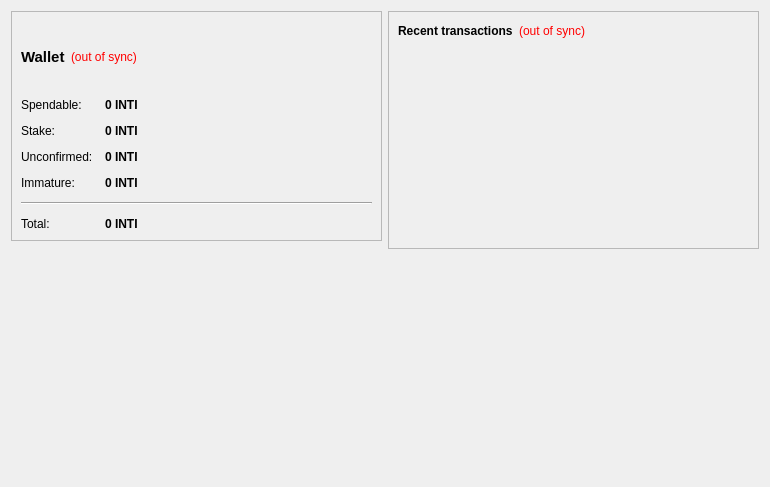
Old version of the form src/qt/forms/overviewpage.ui in the repository INTICOIN/INTICOIN.
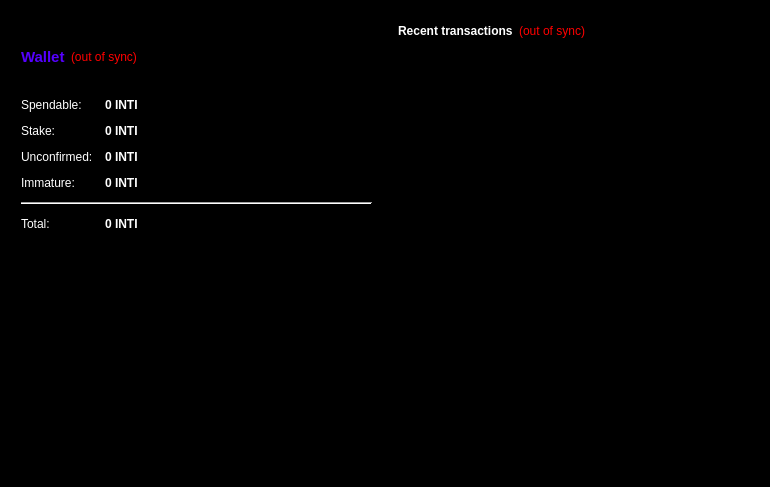
New version of the form. Icons and pictures are not drawn.

What changed in the file:
```diff
--- a/src/qt/forms/overviewpage.ui
+++ b/src/qt/forms/overviewpage.ui
@@ -10,6 +10,124 @@
     <height>487</height>
    </rect>
   </property>
+  <property name="palette">
+   <palette>
+    <active>
+     <colorrole role="Text">
+      <brush brushstyle="SolidPattern">
+       <color alpha="255">
+        <red>255</red>
+        <green>255</green>
+        <blue>255</blue>
+       </color>
+      </brush>
+     </colorrole>
+     <colorrole role="Base">
+      <brush brushstyle="SolidPattern">
+       <color alpha="255">
+        <red>255</red>
+        <green>255</green>
+        <blue>255</blue>
+       </color>
+      </brush>
+     </colorrole>
+     <colorrole role="Window">
+      <brush brushstyle="SolidPattern">
+       <color alpha="255">
+        <red>0</red>
+        <green>0</green>
+        <blue>0</blue>
+       </color>
+      </brush>
+     </colorrole>
+     <colorrole role="PlaceholderText">
+      <brush brushstyle="SolidPattern">
+       <color alpha="128">
+        <red>255</red>
+        <green>255</green>
+        <blue>255</blue>
+       </color>
+      </brush>
+     </colorrole>
+    </active>
+    <inactive>
+     <colorrole role="Text">
+      <brush brushstyle="SolidPattern">
+       <color alpha="255">
+        <red>255</red>
+        <green>255</green>
+        <blue>255</blue>
+       </color>
+      </brush>
+     </colorrole>
+     <colorrole role="Base">
+      <brush brushstyle="SolidPattern">
+       <color alpha="255">
+        <red>255</red>
+        <green>255</green>
+        <blue>255</blue>
+       </color>
+      </brush>
+     </colorrole>
+     <colorrole role="Window">
+      <brush brushstyle="SolidPattern">
+       <color alpha="255">
+        <red>0</red>
+        <green>0</green>
+        <blue>0</blue>
+       </color>
+      </brush>
+     </colorrole>
+     <colorrole role="PlaceholderText">
+      <brush brushstyle="SolidPattern">
+       <color alpha="128">
+        <red>255</red>
+        <green>255</green>
+        <blue>255</blue>
+       </color>
+      </brush>
+     </colorrole>
+    </inactive>
+    <disabled>
+     <colorrole role="Text">
+      <brush brushstyle="SolidPattern">
+       <color alpha="255">
+        <red>120</red>
+        <green>120</green>
+        <blue>120</blue>
+       </color>
+      </brush>
+     </colorrole>
+     <colorrole role="Base">
+      <brush brushstyle="SolidPattern">
+       <color alpha="255">
+        <red>0</red>
+        <green>0</green>
+        <blue>0</blue>
+       </color>
+      </brush>
+     </colorrole>
+     <colorrole role="Window">
+      <brush brushstyle="SolidPattern">
+       <color alpha="255">
+        <red>0</red>
+        <green>0</green>
+        <blue>0</blue>
+       </color>
+      </brush>
+     </colorrole>
+     <colorrole role="PlaceholderText">
+      <brush brushstyle="SolidPattern">
+       <color alpha="128">
+        <red>0</red>
+        <green>0</green>
+        <blue>0</blue>
+       </color>
+      </brush>
+     </colorrole>
+    </disabled>
+   </palette>
+  </property>
   <property name="windowTitle">
    <string>Form</string>
   </property>
@@ -18,6 +136,43 @@
     <layout class="QVBoxLayout" name="verticalLayout_2">
      <item>
       <widget class="QFrame" name="frame">
+       <property name="palette">
+        <palette>
+         <active>
+          <colorrole role="WindowText">
+           <brush brushstyle="SolidPattern">
+            <color alpha="255">
+             <red>255</red>
+             <green>255</green>
+             <blue>255</blue>
+            </color>
+           </brush>
+          </colorrole>
+         </active>
+         <inactive>
+          <colorrole role="WindowText">
+           <brush brushstyle="SolidPattern">
+            <color alpha="255">
+             <red>255</red>
+             <green>255</green>
+             <blue>255</blue>
+            </color>
+           </brush>
+          </colorrole>
+         </inactive>
+         <disabled>
+          <colorrole role="WindowText">
+           <brush brushstyle="SolidPattern">
+            <color alpha="255">
+             <red>120</red>
+             <green>120</green>
+             <blue>120</blue>
+            </color>
+           </brush>
+          </colorrole>
+         </disabled>
+        </palette>
+       </property>
        <property name="frameShape">
         <enum>QFrame::StyledPanel</enum>
        </property>
@@ -29,6 +184,43 @@
          <layout class="QHBoxLayout" name="horizontalLayout_4">
           <item>
            <widget class="QLabel" name="label_5">
+            <property name="palette">
+             <palette>
+              <active>
+               <colorrole role="WindowText">
+                <brush brushstyle="SolidPattern">
+                 <color alpha="255">
+                  <red>85</red>
+                  <green>0</green>
+                  <blue>255</blue>
+                 </color>
+                </brush>
+               </colorrole>
+              </active>
+              <inactive>
+               <colorrole role="WindowText">
+                <brush brushstyle="SolidPattern">
+                 <color alpha="255">
+                  <red>85</red>
+                  <green>0</green>
+                  <blue>255</blue>
+                 </color>
+                </brush>
+               </colorrole>
+              </inactive>
+              <disabled>
+               <colorrole role="WindowText">
+                <brush brushstyle="SolidPattern">
+                 <color alpha="255">
+                  <red>120</red>
+                  <green>120</green>
+                  <blue>120</blue>
+                 </color>
+                </brush>
+               </colorrole>
+              </disabled>
+             </palette>
+            </property>
             <property name="font">
              <font>
               <pointsize>11</pointsize>
@@ -85,6 +277,43 @@
           </property>
           <item row="0" column="0">
            <widget class="QLabel" name="label">
+            <property name="palette">
+             <palette>
+              <active>
+               <colorrole role="WindowText">
+                <brush brushstyle="SolidPattern">
+                 <color alpha="255">
+                  <red>255</red>
+                  <green>255</green>
+                  <blue>255</blue>
+                 </color>
+                </brush>
+               </colorrole>
+              </active>
+              <inactive>
+               <colorrole role="WindowText">
+                <brush brushstyle="SolidPattern">
+                 <color alpha="255">
+                  <red>255</red>
+                  <green>255</green>
+                  <blue>255</blue>
+                 </color>
+                </brush>
+               </colorrole>
+              </inactive>
+              <disabled>
+               <colorrole role="WindowText">
+                <brush brushstyle="SolidPattern">
+                 <color alpha="255">
+                  <red>120</red>
+                  <green>120</green>
+                  <blue>120</blue>
+                 </color>
+                </brush>
+               </colorrole>
+              </disabled>
+             </palette>
+            </property>
             <property name="text">
              <string>Spendable:</string>
             </property>
@@ -92,6 +321,43 @@
           </item>
           <item row="0" column="1">
            <widget class="QLabel" name="labelBalance">
+            <property name="palette">
+             <palette>
+              <active>
+               <colorrole role="WindowText">
+                <brush brushstyle="SolidPattern">
+                 <color alpha="255">
+                  <red>255</red>
+                  <green>255</green>
+                  <blue>255</blue>
+                 </color>
+                </brush>
+               </colorrole>
+              </active>
+              <inactive>
+               <colorrole role="WindowText">
+                <brush brushstyle="SolidPattern">
+                 <color alpha="255">
+                  <red>255</red>
+                  <green>255</green>
+                  <blue>255</blue>
+                 </color>
+                </brush>
+               </colorrole>
+              </inactive>
+              <disabled>
+               <colorrole role="WindowText">
+                <brush brushstyle="SolidPattern">
+                 <color alpha="255">
+                  <red>120</red>
+                  <green>120</green>
+                  <blue>120</blue>
+                 </color>
+                </brush>
+               </colorrole>
+              </disabled>
+             </palette>
+            </property>
             <property name="font">
              <font>
               <weight>75</weight>
@@ -114,6 +380,43 @@
           </item>
           <item row="1" column="0">
            <widget class="QLabel" name="label_stake">
+            <property name="palette">
+             <palette>
+              <active>
+               <colorrole role="WindowText">
+                <brush brushstyle="SolidPattern">
+                 <color alpha="255">
+                  <red>255</red>
+                  <green>255</green>
+                  <blue>255</blue>
+                 </color>
+                </brush>
+               </colorrole>
+              </active>
+              <inactive>
+               <colorrole role="WindowText">
+                <brush brushstyle="SolidPattern">
+                 <color alpha="255">
+                  <red>255</red>
+                  <green>255</green>
+                  <blue>255</blue>
+                 </color>
+                </brush>
+               </colorrole>
+              </inactive>
+              <disabled>
+               <colorrole role="WindowText">
+                <brush brushstyle="SolidPattern">
+                 <color alpha="255">
+                  <red>120</red>
+                  <green>120</green>
+                  <blue>120</blue>
+                 </color>
+                </brush>
+               </colorrole>
+              </disabled>
+             </palette>
+            </property>
             <property name="text">
              <string>Stake:</string>
             </property>
@@ -121,6 +424,43 @@
           </item>
           <item row="1" column="1">
            <widget class="QLabel" name="labelStake">
+            <property name="palette">
+             <palette>
+              <active>
+               <colorrole role="WindowText">
+                <brush brushstyle="SolidPattern">
+                 <color alpha="255">
+                  <red>255</red>
+                  <green>255</green>
+                  <blue>255</blue>
+                 </color>
+                </brush>
+               </colorrole>
+              </active>
+              <inactive>
+               <colorrole role="WindowText">
+                <brush brushstyle="SolidPattern">
+                 <color alpha="255">
+                  <red>255</red>
+                  <green>255</green>
+                  <blue>255</blue>
+                 </color>
+                </brush>
+               </colorrole>
+              </inactive>
+              <disabled>
+               <colorrole role="WindowText">
+                <brush brushstyle="SolidPattern">
+                 <color alpha="255">
+                  <red>120</red>
+                  <green>120</green>
+                  <blue>120</blue>
+                 </color>
+                </brush>
+               </colorrole>
+              </disabled>
+             </palette>
+            </property>
             <property name="font">
              <font>
               <weight>75</weight>
@@ -143,6 +483,43 @@
           </item>
           <item row="2" column="0">
            <widget class="QLabel" name="label_3">
+            <property name="palette">
+             <palette>
+              <active>
+               <colorrole role="WindowText">
+                <brush brushstyle="SolidPattern">
+                 <color alpha="255">
+                  <red>255</red>
+                  <green>255</green>
+                  <blue>255</blue>
+                 </color>
+                </brush>
+               </colorrole>
+              </active>
+              <inactive>
+               <colorrole role="WindowText">
+                <brush brushstyle="SolidPattern">
+                 <color alpha="255">
+                  <red>255</red>
+                  <green>255</green>
+                  <blue>255</blue>
+                 </color>
+                </brush>
+               </colorrole>
+              </inactive>
+              <disabled>
+               <colorrole role="WindowText">
+                <brush brushstyle="SolidPattern">
+                 <color alpha="255">
+                  <red>120</red>
+                  <green>120</green>
+                  <blue>120</blue>
+                 </color>
+                </brush>
+               </colorrole>
+              </disabled>
+             </palette>
+            </property>
             <property name="text">
              <string>Unconfirmed:</string>
             </property>
@@ -150,6 +527,43 @@
           </item>
           <item row="2" column="1">
            <widget class="QLabel" name="labelUnconfirmed">
+            <property name="palette">
+             <palette>
+              <active>
+               <colorrole role="WindowText">
+                <brush brushstyle="SolidPattern">
+                 <color alpha="255">
+                  <red>255</red>
+                  <green>255</green>
+                  <blue>255</blue>
+                 </color>
+                </brush>
+               </colorrole>
+              </active>
+              <inactive>
+               <colorrole role="WindowText">
+                <brush brushstyle="SolidPattern">
+                 <color alpha="255">
+                  <red>255</red>
+                  <green>255</green>
+                  <blue>255</blue>
+                 </color>
+                </brush>
+               </colorrole>
+              </inactive>
+              <disabled>
+               <colorrole role="WindowText">
+                <brush brushstyle="SolidPattern">
+                 <color alpha="255">
+                  <red>120</red>
+                  <green>120</green>
+                  <blue>120</blue>
+                 </color>
+                </brush>
+               </colorrole>
+              </disabled>
+             </palette>
+            </property>
             <property name="font">
              <font>
               <weight>75</weight>
@@ -172,6 +586,43 @@
           </item>
           <item row="3" column="0">
            <widget class="QLabel" name="labelImmatureText">
+            <property name="palette">
+             <palette>
+              <active>
+               <colorrole role="WindowText">
+                <brush brushstyle="SolidPattern">
+                 <color alpha="255">
+                  <red>255</red>
+                  <green>255</green>
+                  <blue>255</blue>
+                 </color>
+                </brush>
+               </colorrole>
+              </active>
+              <inactive>
+               <colorrole role="WindowText">
+                <brush brushstyle="SolidPattern">
+                 <color alpha="255">
+                  <red>255</red>
+                  <green>255</green>
+                  <blue>255</blue>
+                 </color>
+                </brush>
+               </colorrole>
+              </inactive>
+              <disabled>
+               <colorrole role="WindowText">
+                <brush brushstyle="SolidPattern">
+                 <color alpha="255">
+                  <red>120</red>
+                  <green>120</green>
+                  <blue>120</blue>
+                 </color>
+                </brush>
+               </colorrole>
+              </disabled>
+             </palette>
+            </property>
             <property name="text">
              <string>Immature:</string>
             </property>
@@ -179,6 +630,43 @@
           </item>
           <item row="3" column="1">
            <widget class="QLabel" name="labelImmature">
+            <property name="palette">
+             <palette>
+              <active>
+               <colorrole role="WindowText">
+                <brush brushstyle="SolidPattern">
+                 <color alpha="255">
+                  <red>255</red>
+                  <green>255</green>
+                  <blue>255</blue>
+                 </color>
+                </brush>
+               </colorrole>
+              </active>
+              <inactive>
+               <colorrole role="WindowText">
+                <brush brushstyle="SolidPattern">
+                 <color alpha="255">
+                  <red>255</red>
+                  <green>255</green>
+                  <blue>255</blue>
+                 </color>
+                </brush>
+               </colorrole>
+              </inactive>
+              <disabled>
+               <colorrole role="WindowText">
+                <brush brushstyle="SolidPattern">
+                 <color alpha="255">
+                  <red>120</red>
+                  <green>120</green>
+                  <blue>120</blue>
+                 </color>
+                </brush>
+               </colorrole>
+              </disabled>
+             </palette>
+            </property>
             <property name="font">
              <font>
               <weight>75</weight>
@@ -198,6 +686,43 @@
           </item>
           <item row="4" column="0" colspan="2">
            <widget class="Line" name="line">
+            <property name="palette">
+             <palette>
+              <active>
+               <colorrole role="WindowText">
+                <brush brushstyle="SolidPattern">
+                 <color alpha="255">
+                  <red>255</red>
+                  <green>255</green>
+                  <blue>255</blue>
+                 </color>
+                </brush>
+               </colorrole>
+              </active>
+              <inactive>
+               <colorrole role="WindowText">
+                <brush brushstyle="SolidPattern">
+                 <color alpha="255">
+                  <red>255</red>
+                  <green>255</green>
+                  <blue>255</blue>
+                 </color>
+                </brush>
+               </colorrole>
+              </inactive>
+              <disabled>
+               <colorrole role="WindowText">
+                <brush brushstyle="SolidPattern">
+                 <color alpha="255">
+                  <red>120</red>
+                  <green>120</green>
+                  <blue>120</blue>
+                 </color>
+                </brush>
+               </colorrole>
+              </disabled>
+             </palette>
+            </property>
             <property name="orientation">
              <enum>Qt::Horizontal</enum>
             </property>
@@ -205,6 +730,43 @@
           </item>
           <item row="5" column="0">
            <widget class="QLabel" name="labelTotalText">
+            <property name="palette">
+             <palette>
+              <active>
+               <colorrole role="WindowText">
+                <brush brushstyle="SolidPattern">
+                 <color alpha="255">
+                  <red>255</red>
+                  <green>255</green>
+                  <blue>255</blue>
+                 </color>
+                </brush>
+               </colorrole>
+              </active>
+              <inactive>
+               <colorrole role="WindowText">
+                <brush brushstyle="SolidPattern">
+                 <color alpha="255">
+                  <red>255</red>
+                  <green>255</green>
+                  <blue>255</blue>
+                 </color>
+                </brush>
+               </colorrole>
+              </inactive>
+              <disabled>
+               <colorrole role="WindowText">
+                <brush brushstyle="SolidPattern">
+                 <color alpha="255">
+                  <red>120</red>
+                  <green>120</green>
+                  <blue>120</blue>
+                 </color>
+                </brush>
+               </colorrole>
+              </disabled>
+             </palette>
+            </property>
             <property name="text">
              <string>Total:</string>
             </property>
@@ -212,6 +774,43 @@
           </item>
           <item row="5" column="1">
            <widget class="QLabel" name="labelTotal">
+            <property name="palette">
+             <palette>
+              <active>
+               <colorrole role="WindowText">
+                <brush brushstyle="SolidPattern">
+                 <color alpha="255">
+                  <red>255</red>
+                  <green>255</green>
+                  <blue>255</blue>
+                 </color>
+                </brush>
+               </colorrole>
+              </active>
+              <inactive>
+               <colorrole role="WindowText">
+                <brush brushstyle="SolidPattern">
+                 <color alpha="255">
+                  <red>255</red>
+                  <green>255</green>
+                  <blue>255</blue>
+                 </color>
+                </brush>
+               </colorrole>
+              </inactive>
+              <disabled>
+               <colorrole role="WindowText">
+                <brush brushstyle="SolidPattern">
+                 <color alpha="255">
+                  <red>120</red>
+                  <green>120</green>
+                  <blue>120</blue>
+                 </color>
+                </brush>
+               </colorrole>
+              </disabled>
+             </palette>
+            </property>
             <property name="font">
              <font>
               <weight>75</weight>
@@ -273,6 +872,43 @@
          <layout class="QHBoxLayout" name="horizontalLayout_2">
           <item>
            <widget class="QLabel" name="label_4">
+            <property name="palette">
+             <palette>
+              <active>
+               <colorrole role="WindowText">
+                <brush brushstyle="SolidPattern">
+                 <color alpha="255">
+                  <red>255</red>
+                  <green>255</green>
+                  <blue>255</blue>
+                 </color>
+                </brush>
+               </colorrole>
+              </active>
+              <inactive>
+               <colorrole role="WindowText">
+                <brush brushstyle="SolidPattern">
+                 <color alpha="255">
+                  <red>255</red>
+                  <green>255</green>
+                  <blue>255</blue>
+                 </color>
+                </brush>
+               </colorrole>
+              </inactive>
+              <disabled>
+               <colorrole role="WindowText">
+                <brush brushstyle="SolidPattern">
+                 <color alpha="255">
+                  <red>120</red>
+                  <green>120</green>
+                  <blue>120</blue>
+                 </color>
+                </brush>
+               </colorrole>
+              </disabled>
+             </palette>
+            </property>
             <property name="text">
              <string>&lt;b&gt;Recent transactions&lt;/b&gt;</string>
             </property>
@@ -314,6 +950,15 @@
           <property name="palette">
            <palette>
             <active>
+             <colorrole role="WindowText">
+              <brush brushstyle="SolidPattern">
+               <color alpha="255">
+                <red>255</red>
+                <green>255</green>
+                <blue>255</blue>
+               </color>
+              </brush>
+             </colorrole>
              <colorrole role="BrightText">
               <brush brushstyle="SolidPattern">
                <color alpha="255">
@@ -343,6 +988,15 @@
              </colorrole>
             </active>
             <inactive>
+             <colorrole role="WindowText">
+              <brush brushstyle="SolidPattern">
+               <color alpha="255">
+                <red>255</red>
+                <green>255</green>
+                <blue>255</blue>
+               </color>
+              </brush>
+             </colorrole>
              <colorrole role="BrightText">
               <brush brushstyle="SolidPattern">
                <color alpha="255">
@@ -372,6 +1026,15 @@
              </colorrole>
             </inactive>
             <disabled>
+             <colorrole role="WindowText">
+              <brush brushstyle="SolidPattern">
+               <color alpha="255">
+                <red>120</red>
+                <green>120</green>
+                <blue>120</blue>
+               </color>
+              </brush>
+             </colorrole>
              <colorrole role="BrightText">
               <brush brushstyle="SolidPattern">
                <color alpha="255">
```
